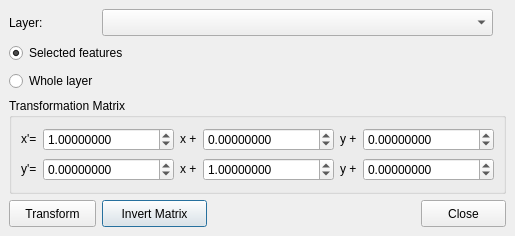
Above: qgsAffine/ui.ui from puntonero/qgsAffine before the change. Below: the same form after it.
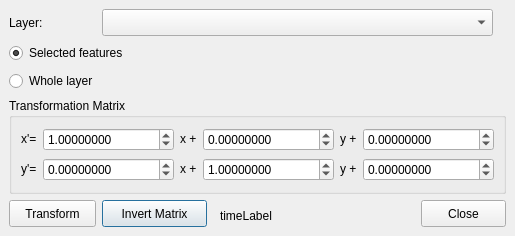
That is the form after the change.

Commit message: added text label to check execution time

```diff
--- a/qgsAffine/ui.ui
+++ b/qgsAffine/ui.ui
@@ -390,7 +390,7 @@
     </rect>
    </property>
    <property name="text">
-    <string/>
+    <string>timeLabel</string>
    </property>
   </widget>
  </widget>
```
